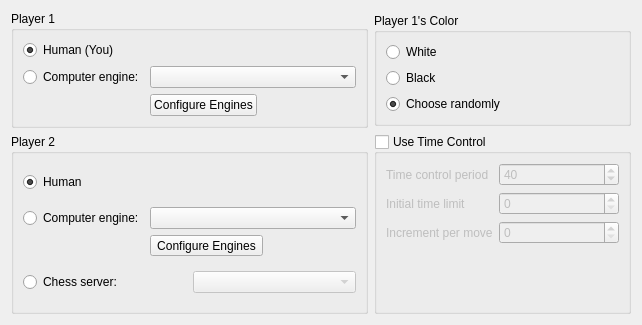
The window that src/gamedialog.ui (KDE/knights) describes before a commit, drawn with Qt 5.
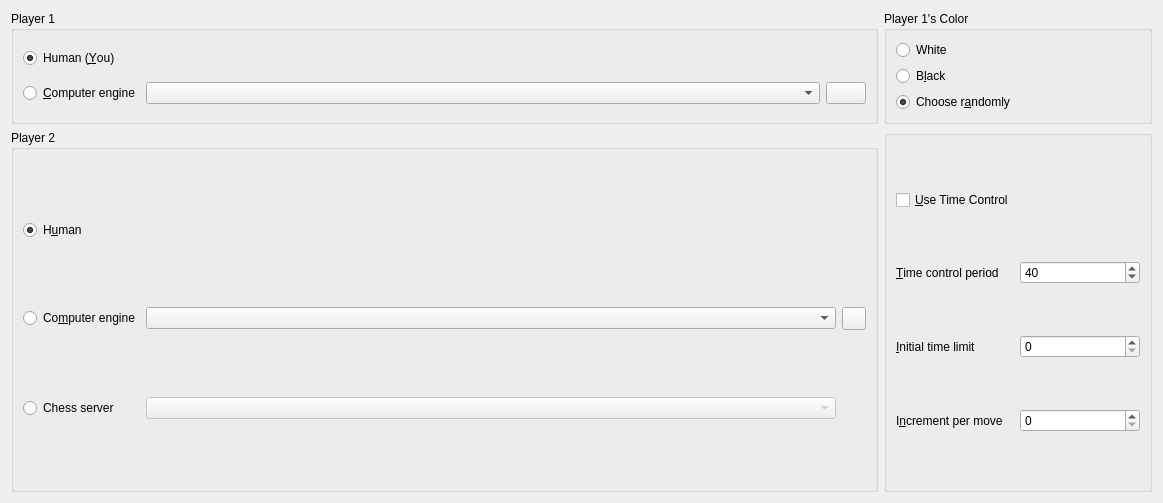
The same window after the commit. Custom widgets are drawn as their Qt base class.

Commit message: Improved the usability in game dialog.

Diff of the .ui file:
```diff
--- a/src/gamedialog.ui
+++ b/src/gamedialog.ui
@@ -6,8 +6,8 @@
    <rect>
     <x>0</x>
     <y>0</y>
-    <width>642</width>
-    <height>325</height>
+    <width>1163</width>
+    <height>503</height>
    </rect>
   </property>
   <property name="sizePolicy">
@@ -30,9 +30,9 @@
      </property>
      <layout class="QGridLayout" name="gridLayout_2">
       <item row="0" column="0">
-       <widget class="QRadioButton" name="player1Human">
+       <widget class="QRadioButton" name="rbPlayer1Human">
         <property name="text">
-         <string>Human (You)</string>
+         <string>Human (&amp;You)</string>
         </property>
         <property name="checked">
          <bool>true</bool>
@@ -40,38 +40,28 @@
        </widget>
       </item>
       <item row="1" column="0">
-       <layout class="QGridLayout" name="gridLayout_3">
-        <item row="0" column="0">
-         <widget class="QRadioButton" name="player1Comp">
+       <widget class="QRadioButton" name="rbPlayer1Engine">
           <property name="text">
-           <string>Computer engine:</string>
+         <string>&amp;Computer engine</string>
           </property>
          </widget>
         </item>
-        <item row="0" column="1" colspan="3">
-         <widget class="KComboBox" name="player1Program"/>
-        </item>
-        <item row="1" column="2">
-         <spacer name="horizontalSpacer_2">
-          <property name="orientation">
-           <enum>Qt::Horizontal</enum>
-          </property>
-          <property name="sizeHint" stdset="0">
-           <size>
-            <width>40</width>
-            <height>20</height>
-           </size>
-          </property>
-         </spacer>
-        </item>
         <item row="1" column="1">
-         <widget class="QPushButton" name="player1Engines">
-          <property name="text">
-           <string>Configure Engines</string>
+       <widget class="KComboBox" name="cbPlayer1Engine">
+        <property name="sizePolicy">
+         <sizepolicy hsizetype="Expanding" vsizetype="Fixed">
+          <horstretch>0</horstretch>
+          <verstretch>0</verstretch>
+         </sizepolicy>
           </property>
          </widget>
         </item>
-       </layout>
+      <item row="1" column="2">
+       <widget class="QPushButton" name="pbPlayer1Engine">
+        <property name="text">
+         <string/>
+        </property>
+       </widget>
       </item>
      </layout>
     </widget>
@@ -110,7 +100,7 @@
          </sizepolicy>
         </property>
         <property name="text">
-         <string>Black</string>
+         <string>B&amp;lack</string>
         </property>
        </widget>
       </item>
@@ -123,7 +113,7 @@
          </sizepolicy>
         </property>
         <property name="text">
-         <string>Choose randomly</string>
+         <string>Choose r&amp;andomly</string>
         </property>
         <property name="checked">
          <bool>true</bool>
@@ -138,62 +128,56 @@
      <property name="title">
       <string>Player 2</string>
      </property>
-     <layout class="QVBoxLayout" name="verticalLayout_3">
-      <item>
-       <widget class="QRadioButton" name="player2Human">
+     <layout class="QGridLayout" name="gridLayout_3">
+      <item row="0" column="0">
+       <widget class="QRadioButton" name="rbPlayer2Human">
         <property name="text">
-         <string>Human</string>
+         <string>H&amp;uman</string>
         </property>
         <property name="checked">
          <bool>true</bool>
         </property>
        </widget>
       </item>
-      <item>
-       <layout class="QGridLayout" name="gridLayout_4">
-        <item row="0" column="0">
-         <widget class="QRadioButton" name="player2Comp">
+      <item row="1" column="0">
+       <widget class="QRadioButton" name="rbPlayer2Engine">
           <property name="text">
-           <string>Computer engine:</string>
+         <string>Co&amp;mputer engine</string>
           </property>
          </widget>
         </item>
-        <item row="0" column="1" colspan="2">
-         <widget class="KComboBox" name="player2Program"/>
-        </item>
         <item row="1" column="1">
-         <widget class="QToolButton" name="player2Engines">
-          <property name="text">
-           <string>Configure Engines</string>
+       <widget class="KComboBox" name="cbPlayer2Engine">
+        <property name="sizePolicy">
+         <sizepolicy hsizetype="Expanding" vsizetype="Fixed">
+          <horstretch>0</horstretch>
+          <verstretch>0</verstretch>
+         </sizepolicy>
           </property>
          </widget>
         </item>
         <item row="1" column="2">
-         <spacer name="horizontalSpacer_3">
-          <property name="orientation">
-           <enum>Qt::Horizontal</enum>
-          </property>
-          <property name="sizeHint" stdset="0">
-           <size>
-            <width>40</width>
-            <height>20</height>
-           </size>
-          </property>
-         </spacer>
-        </item>
-       </layout>
-      </item>
-      <item>
-       <layout class="QHBoxLayout" name="ficsLayout_2">
-        <item>
-         <widget class="QRadioButton" name="player2Fics">
+       <widget class="QToolButton" name="pbPlayer2Engine">
+        <property name="sizePolicy">
+         <sizepolicy hsizetype="Minimum" vsizetype="Fixed">
+          <horstretch>0</horstretch>
+          <verstretch>0</verstretch>
+         </sizepolicy>
+        </property>
+        <property name="text">
+         <string/>
+        </property>
+       </widget>
+      </item>
+      <item row="2" column="0">
+       <widget class="QRadioButton" name="rbPlayer2Server">
           <property name="text">
-           <string>Chess server:</string>
+         <string>Chess server</string>
           </property>
          </widget>
         </item>
-        <item>
-         <widget class="KHistoryComboBox" name="player2Server">
+      <item row="2" column="1">
+       <widget class="KHistoryComboBox" name="cbPlayer2Server">
           <property name="enabled">
            <bool>false</bool>
           </property>
@@ -203,37 +187,39 @@
          </widget>
         </item>
        </layout>
-      </item>
-     </layout>
     </widget>
    </item>
    <item row="1" column="1">
-    <widget class="QGroupBox" name="timeGroup">
+    <widget class="QGroupBox" name="gbTimeControl">
      <property name="title">
-      <string>Use Time Control</string>
+      <string/>
      </property>
      <property name="checkable">
-      <bool>true</bool>
+      <bool>false</bool>
      </property>
      <property name="checked">
       <bool>false</bool>
      </property>
-     <layout class="QFormLayout" name="formLayout_2">
-      <property name="fieldGrowthPolicy">
-       <enum>QFormLayout::ExpandingFieldsGrow</enum>
-      </property>
+     <layout class="QGridLayout" name="gridLayout_4">
       <item row="0" column="0">
-       <widget class="QLabel" name="numberOfMovesLabel">
+       <widget class="QCheckBox" name="cbTimeControl">
         <property name="text">
-         <string>Time control period</string>
+         <string>&amp;Use Time Control</string>
+        </property>
+       </widget>
+      </item>
+      <item row="1" column="0">
+       <widget class="QLabel" name="lNumberOfMoves">
+        <property name="text">
+         <string>&amp;Time control period</string>
         </property>
         <property name="buddy">
-         <cstring>numberOfMoves</cstring>
+         <cstring>sbNumberOfMoves</cstring>
         </property>
        </widget>
       </item>
-      <item row="0" column="1">
-       <widget class="QSpinBox" name="numberOfMoves">
+      <item row="1" column="1" colspan="2">
+       <widget class="QSpinBox" name="sbNumberOfMoves">
         <property name="minimumSize">
          <size>
           <width>120</width>
@@ -251,18 +237,18 @@
         </property>
        </widget>
       </item>
-      <item row="1" column="0">
+      <item row="2" column="0">
        <widget class="QLabel" name="timeLimitLabel">
         <property name="text">
-         <string>Initial time limit</string>
+         <string>&amp;Initial time limit</string>
         </property>
         <property name="buddy">
-         <cstring>timeLimit</cstring>
+         <cstring>sbTimeLimit</cstring>
         </property>
        </widget>
       </item>
-      <item row="1" column="1">
-       <widget class="QSpinBox" name="timeLimit">
+      <item row="2" column="1" colspan="2">
+       <widget class="QSpinBox" name="sbTimeLimit">
         <property name="minimumSize">
          <size>
           <width>120</width>
@@ -274,18 +260,18 @@
         </property>
        </widget>
       </item>
-      <item row="2" column="0">
+      <item row="3" column="0">
        <widget class="QLabel" name="timeIncrementLabel">
         <property name="text">
-         <string>Increment per move</string>
+         <string>I&amp;ncrement per move</string>
         </property>
         <property name="buddy">
-         <cstring>timeIncrement</cstring>
+         <cstring>sbTimeIncrement</cstring>
         </property>
        </widget>
       </item>
-      <item row="2" column="1">
-       <widget class="QSpinBox" name="timeIncrement">
+      <item row="3" column="1" colspan="2">
+       <widget class="QSpinBox" name="sbTimeIncrement">
         <property name="minimumSize">
          <size>
           <width>120</width>
@@ -303,16 +289,16 @@
   </layout>
  </widget>
  <customwidgets>
-  <customwidget>
-   <class>KComboBox</class>
-   <extends>QComboBox</extends>
-   <header>kcombobox.h</header>
-  </customwidget>
   <customwidget>
    <class>KHistoryComboBox</class>
    <extends>KComboBox</extends>
    <header>khistorycombobox.h</header>
   </customwidget>
+  <customwidget>
+   <class>KComboBox</class>
+   <extends>QComboBox</extends>
+   <header>kcombobox.h</header>
+  </customwidget>
  </customwidgets>
  <resources/>
  <connections>
```
Left out of the diff: 67 changed lines with no effect on the pictures. Lines whose indentation alone changed are shown as unchanged. The commit also changes 2 other files.
